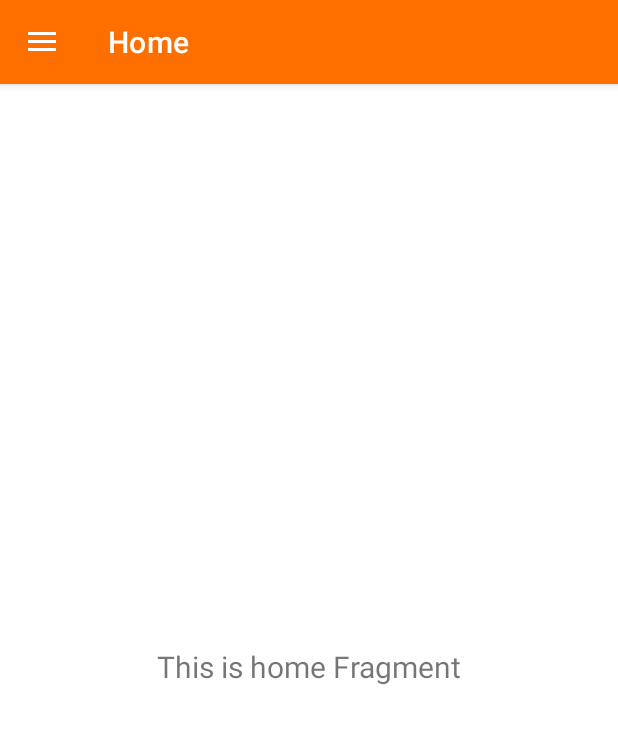
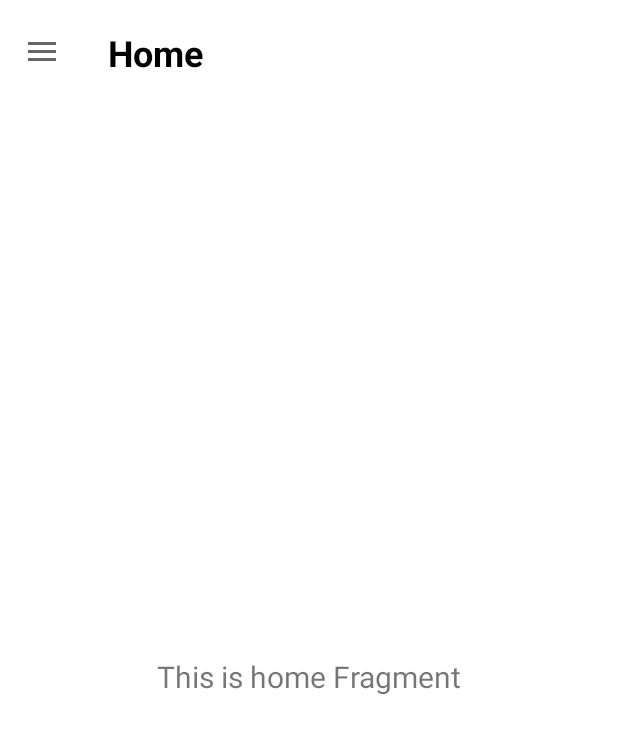
Before and after one commit to SolusiAnakBangsa/Game-Your-Fit, an Android app: the screen it shows after launch (HomeActivity), on a phone screen of 412 x 824 dp. Shown: the top 734 px of the screen. Run offline under Robolectric (Android 15) with nearby library versions, the phone set to English and light mode, and no system bars; our stand-ins replace navigation-ui.

Commit message:
changed colors to fit more with app theme

```diff
--- a/app/src/main/res/drawable/menu_background_color.xml
+++ b/app/src/main/res/drawable/menu_background_color.xml
@@ -1,5 +1,5 @@
 <?xml version="1.0" encoding="utf-8"?>
 <selector xmlns:android="http://schemas.android.com/apk/res/android">
     <item android:drawable="@color/transparent"  android:state_checked="false"/>
-    <item android:drawable="@color/black" android:state_checked="true"/>
+    <item android:drawable="@color/amber_900" android:state_checked="true"/>
 </selector>
--- a/app/src/main/res/drawable/menu_background_color_night.xml
+++ b/app/src/main/res/drawable/menu_background_color_night.xml
@@ -1,5 +1,5 @@
 <?xml version="1.0" encoding="utf-8"?>
 <selector xmlns:android="http://schemas.android.com/apk/res/android">
     <item android:drawable="@color/transparent"  android:state_checked="false"/>
-    <item android:drawable="@color/white" android:state_checked="true"/>
+    <item android:drawable="@color/amber_900" android:state_checked="true"/>
 </selector>
--- a/app/src/main/res/layout/app_bar_main.xml
+++ b/app/src/main/res/layout/app_bar_main.xml
@@ -8,15 +8,22 @@
 
     <com.google.android.material.appbar.AppBarLayout
         android:layout_width="match_parent"
-        android:layout_height="wrap_content"
-        android:theme="@style/Theme.GameYourFit.AppBarOverlay">
+        android:theme="@style/Theme.GameYourFit.AppBarOverlay"
+        android:layout_height="@dimen/action_bar_height"
+        android:background="@color/transparent"
+        app:elevation="0dp"
+        >
 
         <androidx.appcompat.widget.Toolbar
             android:id="@+id/toolbar"
+            android:backgroundTint="@color/white"
             android:layout_width="match_parent"
-            android:layout_height="?attr/actionBarSize"
-            android:background="?attr/colorPrimary"
-            app:popupTheme="@style/Theme.GameYourFit.PopupOverlay" />
+            android:layout_height="match_parent"
+            android:minHeight="@dimen/action_bar_height"
+            android:theme="@style/Theme.AppCompat.DayNight.DarkActionBar"
+            app:popupTheme="@style/Theme.GameYourFit.PopupOverlay"
+            app:titleTextAppearance="@style/ActionBarText"
+            app:titleTextColor="?attr/colorOnPrimary" />
 
     </com.google.android.material.appbar.AppBarLayout>
 
--- a/app/src/main/res/values-night/themes.xml
+++ b/app/src/main/res/values-night/themes.xml
@@ -10,6 +10,7 @@
         <item name="colorSecondaryVariant">@color/teal_700</item>
         <item name="colorOnSecondary">@color/white</item>
         <!-- Status bar color. -->
+        <item name="android:statusBarColor" tools:targetApi="l">?attr/colorPrimaryVariant</item>
 
 
         <!-- Customize your theme here. -->
@@ -28,6 +29,8 @@
     </style>
 
 
-    <style name="Theme.GameYourFit.AppBarOverlay" parent="ThemeOverlay.AppCompat.Dark.ActionBar" />
+    <style name="Theme.GameYourFit.AppBarOverlay" parent="ThemeOverlay.AppCompat.Dark.ActionBar">
+        <item name="actionBarSize">70dp</item>
+    </style>
 
 </resources>
--- a/app/src/main/res/values/dimens.xml
+++ b/app/src/main/res/values/dimens.xml
@@ -3,6 +3,7 @@
     <dimen name="activity_horizontal_margin">16dp</dimen>
     <dimen name="activity_vertical_margin">16dp</dimen>
     <dimen name="nav_header_vertical_spacing">8dp</dimen>
+    <dimen name="action_bar_height">70dp</dimen>
     <dimen name="nav_header_height">176dp</dimen>
     <dimen name="fab_margin">16dp</dimen>
 </resources>
--- a/app/src/main/res/values/themes.xml
+++ b/app/src/main/res/values/themes.xml
@@ -10,7 +10,9 @@
         <item name="colorSecondaryVariant">@color/teal_700</item>
         <item name="colorOnSecondary">@color/black</item>
         <!-- Status bar color. -->
+        <item name="drawerArrowStyle">@style/DrawerIcon</item>
         <item name="android:statusBarColor" tools:targetApi="l">?attr/colorPrimaryVariant</item>
+
 
         <!-- Customize your theme here. -->
     </style>
@@ -20,15 +22,27 @@
         <item name="itemIconTint">@drawable/menu_text_color</item>
         <item name="itemTextColor">@drawable/menu_text_color</item>
         <!-- Secondary color, change if needed, since we only have two theme colors. -->
+    </style>
 
-    </style>
     <style name="Theme.GameYourFit.NoActionBar">
         <item name="windowActionBar">false</item>
         <item name="windowNoTitle">true</item>
     </style>
 
 
-    <style name="Theme.GameYourFit.AppBarOverlay" parent="ThemeOverlay.AppCompat.Dark.ActionBar" />
+    <style name="Theme.GameYourFit.AppBarOverlay" parent="ThemeOverlay.AppCompat.Dark.ActionBar">
+        <item name="height">70dp</item>
+    </style>
 
     <style name="Theme.GameYourFit.PopupOverlay" parent="ThemeOverlay.AppCompat.Light" />
+
+    <style name="DrawerIcon" parent="Widget.AppCompat.DrawerArrowToggle">
+        <item name="color">?attr/colorOnPrimary</item>
+
+    </style>
+
+    <style name="ActionBarText">
+        <item name="android:textSize">24sp</item>
+        <item name="android:textStyle">bold</item>
+    </style>
 </resources>
```
